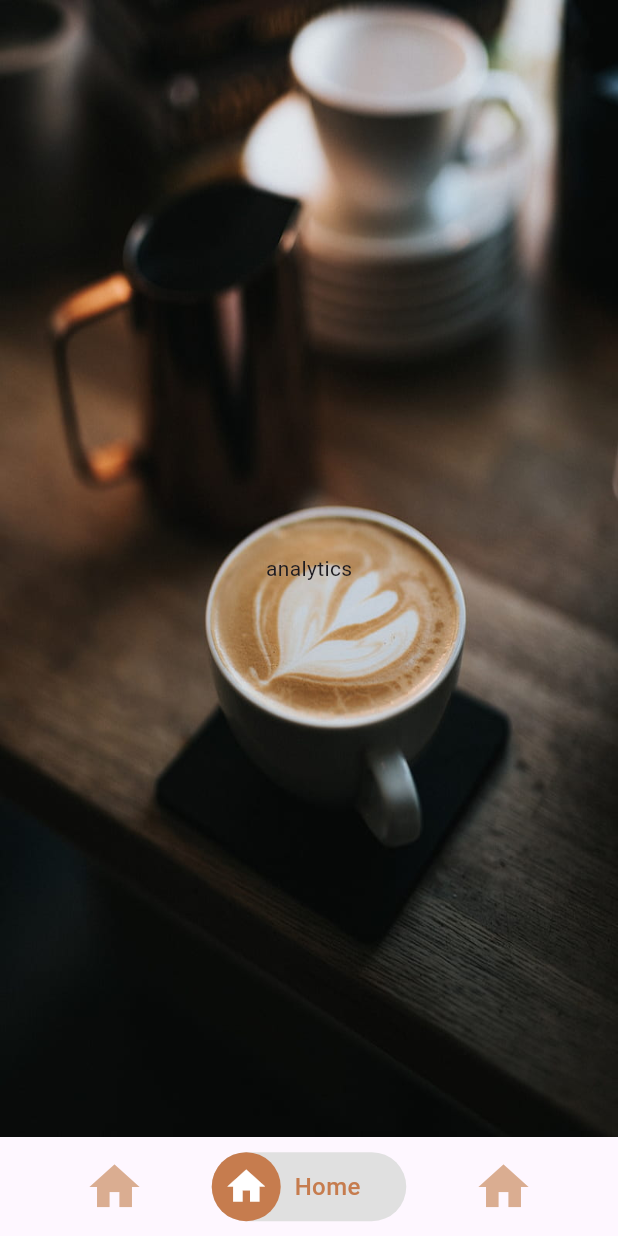
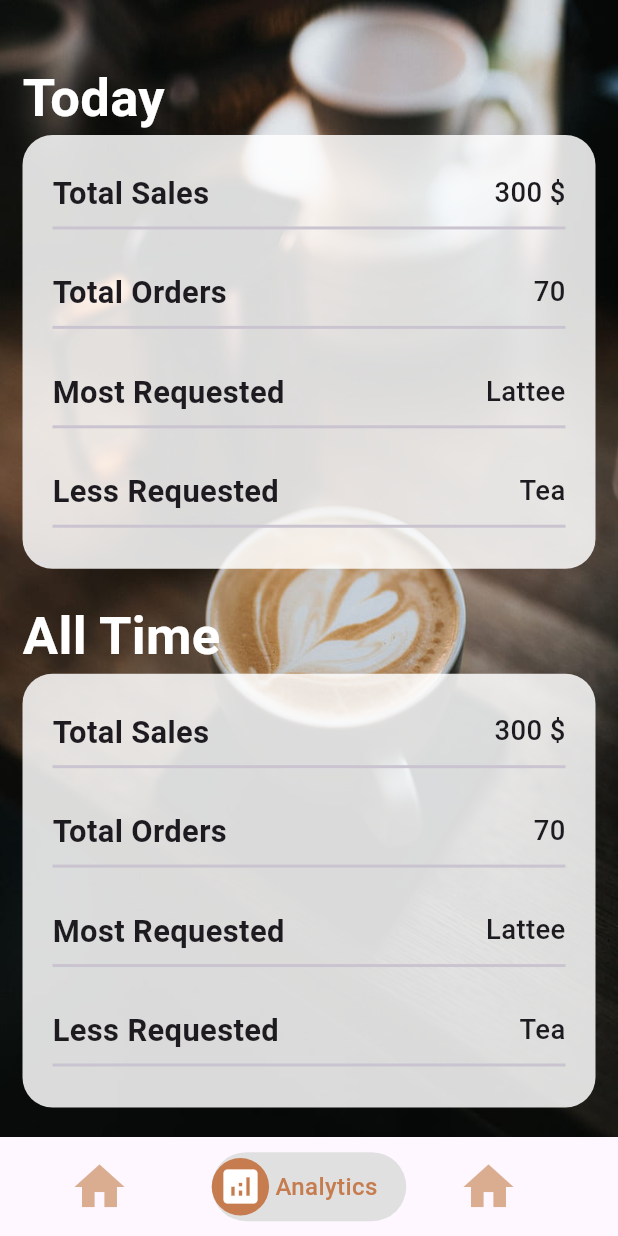
Before and after one commit to seiftarek10/Coffee-Oasis, a Flutter app: the screen it shows after launch, item 2 of the bottom bar chosen, on a phone screen of 412 x 824 dp. Run offline on Flutter 3.47's test engine with Material 3 defaults, Android fonts, the phone set to English and light mode, and no system bars; our stand-ins replace flutter_screenutil, go_router.

Commit message:
finish analytics ui page

```diff
--- a/lib/Core/Helpers/space.dart
+++ b/lib/Core/Helpers/space.dart
@@ -1,6 +1,6 @@
 import 'package:flutter/material.dart';
 
 abstract class Space {
-  static SizedBox topSpace = const SizedBox(height: 40);
+  static SizedBox topPageSpace = const SizedBox(height: 40);
   static SizedBox bottomSpace = const SizedBox(height: 20);
 }
--- a/lib/Core/Theme/fonts.dart
+++ b/lib/Core/Theme/fonts.dart
@@ -3,26 +3,22 @@ import 'package:flutter/material.dart';
 import 'package:flutter_screenutil/flutter_screenutil.dart';
 
 abstract class Fonts {
-  static TextStyle font16_500 =  TextStyle(
-    fontSize: 16.sp,
-  fontWeight: FontWeight.w500
-  );
-    static TextStyle font16_300 =  TextStyle(
-    fontSize: 16.sp,
-  fontWeight: FontWeight.w300
-  );
+  static TextStyle font16_500 =
+      TextStyle(fontSize: 16.sp, fontWeight: FontWeight.w500);
 
-      static TextStyle font40_700White =  TextStyle(
-    fontSize: 40.sp,
-  fontWeight: FontWeight.w700,
-  color: Colors.white
-  );
+  static TextStyle font18_700 =
+      TextStyle(fontSize: 18.sp, fontWeight: FontWeight.w700);
+  static TextStyle font16_300 =
+      TextStyle(fontSize: 16.sp, fontWeight: FontWeight.w300);
 
+  static TextStyle font40_700White = TextStyle(
+      fontSize: 40.sp, fontWeight: FontWeight.w700, color: Colors.white);
 
-   static TextStyle font14_400PrimaryColor =  TextStyle(
-    fontSize: 14.sp,
-  fontWeight: FontWeight.w500,
-  color: AppColors.kPrimaryColor
-  );
+  static TextStyle font35_700White = const TextStyle(
+      fontSize: 35, color: Colors.white, fontWeight: FontWeight.w700);
 
+  static TextStyle font14_400PrimaryColor = TextStyle(
+      fontSize: 14.sp,
+      fontWeight: FontWeight.w500,
+      color: AppColors.kPrimaryColor);
 }
--- a/lib/Core/Widgets/Bottom Bar/active_bottom_bar_item.dart
+++ b/lib/Core/Widgets/Bottom Bar/active_bottom_bar_item.dart
@@ -1,7 +1,6 @@
 import 'package:coffee_oasis/Core/Theme/colors.dart';
 import 'package:coffee_oasis/Core/Theme/fonts.dart';
 import 'package:flutter/material.dart';
-import 'package:flutter_screenutil/flutter_screenutil.dart';
 
 class ActiveBottomBarItem extends StatelessWidget {
   const ActiveBottomBarItem({
@@ -20,7 +19,8 @@ class ActiveBottomBarItem extends StatelessWidget {
           color: Colors.grey[300], borderRadius: BorderRadius.circular(80)),
       child: Row(
         children: [
-           CircleAvatar(
+           Expanded(
+             child: CircleAvatar(
                 backgroundColor: AppColors.kPrimaryColor,
                 radius: 23,
                 child: Icon(
@@ -28,12 +28,16 @@ class ActiveBottomBarItem extends StatelessWidget {
                   size: 30,
                   color: Colors.white,
                 )),
-          SizedBox(width: 8.w),
-          FittedBox(
+           ),
+          Expanded(
+            flex: 2,
+            child: FittedBox(
+              fit: BoxFit.scaleDown,
               child: Text(
                 title,
                 style: Fonts.font14_400PrimaryColor,
                 textAlign: TextAlign.center,
+              ),
             ),
           ),
         ],
--- a/lib/Core/Widgets/Bottom Bar/navigation_bar_item.dart
+++ b/lib/Core/Widgets/Bottom Bar/navigation_bar_item.dart
@@ -23,9 +23,12 @@ class NavigationBarItem extends StatelessWidget {
               title: bottomBarItemModel.title,
               icon: bottomBarItemModel.icon,
             )
-          : InActiveBottomBarItem(
-              icon: bottomBarItemModel.icon,
-            ),
+          : Padding(
+            padding: const EdgeInsets.only(right:  20.0),
+            child: InActiveBottomBarItem(
+                icon: bottomBarItemModel.icon,
+              ),
+          ),
     );
   }
 }
--- /dev/null
+++ b/lib/Features/Owner/Presentation/Views/Widgets/analytics_container.dart
@@ -0,0 +1,59 @@
+import 'package:coffee_oasis/Core/Theme/fonts.dart';
+import 'package:coffee_oasis/Features/Owner/Presentation/Views/Widgets/analytics_item.dart';
+import 'package:flutter/material.dart';
+
+class AnayliticsContainer extends StatelessWidget {
+  const AnayliticsContainer({
+    super.key,
+    required this.title,
+  });
+
+  final String title;
+
+  @override
+  Widget build(BuildContext context) {
+    return Column(
+      crossAxisAlignment: CrossAxisAlignment.stretch,
+      children: [
+        Text(title, style: Fonts.font35_700White),
+        Expanded(
+          child: Container(
+            padding: const EdgeInsets.only(left: 20,right: 20,top: 24),
+            decoration: BoxDecoration(
+                color: Colors.white.withOpacity(0.85),
+                borderRadius: BorderRadius.circular(20)),
+            child: const Column(
+              children: [
+                Expanded(
+                  child: AnalyticsContainerItem(
+                    title: 'Total Sales',
+                    info: r'300 $',
+                  ),
+                ),
+                Expanded(
+                  child: AnalyticsContainerItem(
+                    title: 'Total Orders',
+                    info: '70',
+                  ),
+                ),Expanded(
+                  child: AnalyticsContainerItem(
+                    title: 'Most Requested',
+                    info: 'Lattee',
+                  ),
+                ),
+                Expanded(
+                  child: AnalyticsContainerItem(
+                    title: 'Less Requested',
+                    info: 'Tea',
+                  ),
+                ),
+
+
+              ],
+            ),
+          ),
+        ),
+      ],
+    );
+  }
+}
--- /dev/null
+++ b/lib/Features/Owner/Presentation/Views/Widgets/analytics_item.dart
@@ -0,0 +1,29 @@
+import 'package:coffee_oasis/Core/Theme/fonts.dart';
+import 'package:flutter/material.dart';
+import 'package:flutter_screenutil/flutter_screenutil.dart';
+
+class AnalyticsContainerItem extends StatelessWidget {
+  const AnalyticsContainerItem({
+    super.key,
+    required this.info,
+    required this.title,
+  });
+
+  final String title, info;
+
+  @override
+  Widget build(BuildContext context) {
+    return Column(
+      children: [
+        Row(
+          mainAxisAlignment: MainAxisAlignment.spaceBetween,
+          children: [
+            Text(title, style: Fonts.font18_700),
+            Text(info, style: Fonts.font16_500),
+          ],
+        ),
+        Divider(thickness: 2, height: 15.h),
+      ],
+    );
+  }
+}
--- /dev/null
+++ b/lib/Features/Owner/Presentation/Views/analytics_view.dart
@@ -0,0 +1,27 @@
+import 'package:coffee_oasis/Core/Helpers/space.dart';
+import 'package:coffee_oasis/Features/Owner/Presentation/Views/Widgets/analytics_container.dart';
+import 'package:flutter/material.dart';
+
+class AnalyticsView extends StatelessWidget {
+  const AnalyticsView({super.key});
+
+  @override
+  Widget build(BuildContext context) {
+    return Padding(
+      padding: const EdgeInsets.symmetric(horizontal: 15),
+      child: Column(
+        children: [
+          Space.topPageSpace,
+          const Expanded(flex: 2, child: AnayliticsContainer(title: 'Today',
+
+          )),
+          Space.bottomSpace,
+          const Expanded(
+              flex: 2,
+              child: AnayliticsContainer(title: 'All Time',)),
+          Space.bottomSpace
+        ],
+      ),
+    );
+  }
+}
--- a/lib/Features/Owner/Presentation/Views/owner.dart
+++ b/lib/Features/Owner/Presentation/Views/owner.dart
@@ -1,6 +1,7 @@
 import 'package:coffee_oasis/Core/Models/bottom_naivigation_bar_item.dart';
 import 'package:coffee_oasis/Core/Widgets/Bottom%20Bar/app_bottom_bar.dart';
-import 'package:coffee_oasis/Features/Owner/Presentation/Views/owner_home.dart';
+import 'package:coffee_oasis/Features/Owner/Presentation/Views/analytics_view.dart';
+import 'package:coffee_oasis/Features/Owner/Presentation/Views/owner_home_view.dart';
 import 'package:flutter/material.dart';
 
 class OwnerView extends StatelessWidget {
@@ -11,12 +12,12 @@ class OwnerView extends StatelessWidget {
     return AppBottomBar(
       bottomBarItmeModel: <BottomBarItemModel>[
         BottomBarItemModel(title: 'Home', icon: Icons.home),
-        BottomBarItemModel(title: 'Home', icon: Icons.home),
+        BottomBarItemModel(title: 'Analytics', icon: Icons.analytics),
         BottomBarItemModel(title: 'Home', icon: Icons.home)
       ],
       pages: const [
         OwnerHomeView(),
-        Center(child: Text('analytics')),
+        AnalyticsView(),
         Center(child: Text('coffee')),
       ],
     );
--- a/lib/Features/Owner/Presentation/Views/owner_home.dart
+++ b/lib/Features/Owner/Presentation/Views/owner_home_view.dart
@@ -16,9 +16,9 @@ class OwnerHomeView extends StatelessWidget {
         slivers: [
           SliverToBoxAdapter(
               child: Column(children: [
-            Space.topSpace,
+            Space.topPageSpace,
             Text("All Categories", style: Fonts.font40_700White),
-            Space.topSpace,
+            Space.topPageSpace,
           ])),
           const AllCategoiresListView(),
           SliverToBoxAdapter(child: Space.bottomSpace)
```
Lines whose indentation alone changed are shown as unchanged.
